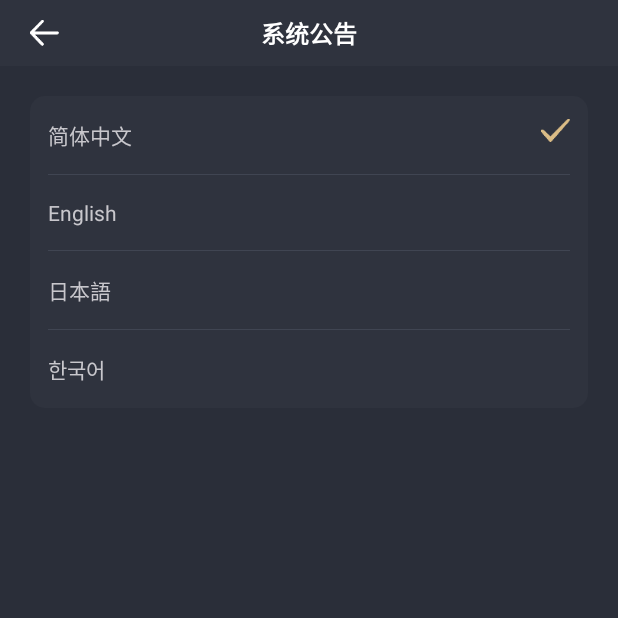
After one commit to zhifenghuang/SDFS, an Android app: the LanguageActivity screen opened directly, with no data from a screen before it, on a phone screen of 412 x 824 dp, the top half of it. The commit adds this screen. Run offline under Robolectric (Android 15) with nearby library versions, the phone set to English and light mode, and no system bars.

Commit message:
2020-01-02

```diff
--- a/user/src/main/AndroidManifest.xml
+++ b/user/src/main/AndroidManifest.xml
@@ -5,6 +5,7 @@
         >
         <activity android:name=".activity.RegisterActivity"/>
         <activity android:name=".activity.SelectCountryActivity"/>
+        <activity android:name=".activity.LanguageActivity"/>
     </application>
 
 </manifest>
--- /dev/null
+++ b/user/src/main/java/com/testkotlin/sdfs/user/activity/LanguageActivity.kt
@@ -0,0 +1,40 @@
+package com.testkotlin.sdfs.user.activity
+
+import android.os.Bundle
+import android.view.View
+import com.testkotlin.sdfs.common.activity.BaseActivity
+import com.testkotlin.sdfs.user.R
+import kotlinx.android.synthetic.main.activity_set_language.*
+
+class LanguageActivity : BaseActivity() {
+
+    var mLanguage: Int = 0
+
+    override fun getLayoutId(): Int {
+        return R.layout.activity_set_language
+    }
+
+    override fun onCreated(savedInstanceState: Bundle?) {
+        setViewsOnClickListener(
+            llSimpleChinese,
+            llEnglish,
+            llJapanese,
+            llKorean
+        )
+    }
+
+    override fun onClick(v: View?) {
+        when (v) {
+            llSimpleChinese,
+            llEnglish,
+            llJapanese,
+            llKorean -> {
+                mLanguage = Integer.parseInt(v?.tag as String)
+                for (i in 0..3) {
+                    (findViewById(resources.getIdentifier("ivCheck_$i", "id", packageName)) as View)
+                        .setVisibility(if (mLanguage == i) View.VISIBLE else View.GONE)
+                }
+            }
+        }
+    }
+}
--- a/user/src/main/java/com/testkotlin/sdfs/user/activity/LoginActivity.kt
+++ b/user/src/main/java/com/testkotlin/sdfs/user/activity/LoginActivity.kt
@@ -31,8 +31,11 @@ class LoginActivity : BaseActivity() {
 
     override fun onClick(v: View?) {
         when (v) {
-            inputViewCountry->{
+            inputViewCountry -> {
                 goPager(SelectCountryActivity::class.java)
+            }
+            tvLanguage -> {
+                goPager(LanguageActivity::class.java)
             }
             tvRegister -> {
                 goPager(RegisterActivity::class.java)
--- a/user/src/main/java/com/testkotlin/sdfs/user/activity/SelectCountryActivity.kt
+++ b/user/src/main/java/com/testkotlin/sdfs/user/activity/SelectCountryActivity.kt
@@ -28,7 +28,6 @@ class SelectCountryActivity : BaseActivity() {
     }
 
     private fun initCountrues() {
-        val recyclerView = findViewById(R.id.recyclerView) as RecyclerView
         val linearLayoutManager = LinearLayoutManager(this)
         linearLayoutManager.orientation = LinearLayoutManager.VERTICAL
         recyclerView.setLayoutManager(linearLayoutManager)
@@ -42,9 +41,11 @@ class SelectCountryActivity : BaseActivity() {
         for (i in 0..count) {
             bean = (startLetter + i).toChar().toString()
             letters.add(bean)
-            list.add(bean + "_Test_1")
-            list.add(bean + "_Test_2")
-            list.add(bean + "_Test_3")
+            list.run {
+                add(bean + "_Test_1")
+                add(bean + "_Test_2")
+                add(bean + "_Test_3")
+            }
         }
         mAdapter.setNewData(list)
 
@@ -57,7 +58,6 @@ class SelectCountryActivity : BaseActivity() {
                 super.onScrolled(recyclerView, dx, dy)
                 val firstVisiblePosition = linearLayoutManager.findFirstVisibleItemPosition()
                 if (firstVisiblePosition >= 0 && mAdapter.itemCount - 1 > firstVisiblePosition) {
-                    val tvCurrentLetter = findViewById(R.id.tvCurrentLetter) as TextView
                     val bean: String = mAdapter.getItem(firstVisiblePosition) as String
                     tvCurrentLetter.run {
                         setSelectLetter(bean)
@@ -112,22 +112,23 @@ class SelectCountryActivity : BaseActivity() {
         )
         for (i in 0 until count) {
             tvLetter = TextView(this)
-            tvLetter.tag = letters[i]
-            tvLetter.text = letters[i]
-            tvLetter.setPadding(0, 0, 30, 0)
-            tvLetter.setTextColor(
+            tvLetter.run {
+                tag = letters[i]
+                text = letters[i]
+                setPadding(0, 0, 30, 0)
+                setTextColor(
                     ContextCompat.getColor(
-                    this,
+                        this@SelectCountryActivity,
                         if (i == 0) R.color.color_dabc86 else R.color.color_979797
                     )
                 )
                 llLetters.addView(tvLetter, lp)
-            tvLetter.setOnClickListener { v ->
+                setOnClickListener { v ->
                     val letter = v.tag as String
-                val recyclerView = findViewById(R.id.recyclerView) as RecyclerView
                     val pos = mAdapter.getIndexByLetter(letter)
                     val linearLayoutManager = recyclerView.getLayoutManager() as LinearLayoutManager
                     linearLayoutManager.scrollToPositionWithOffset(pos, 0)
+                }
             }
         }
     }
--- /dev/null
+++ b/user/src/main/res/layout/activity_set_language.xml
@@ -0,0 +1,110 @@
+<?xml version="1.0" encoding="utf-8"?>
+<LinearLayout xmlns:android="http://schemas.android.com/apk/res/android"
+    android:layout_width="match_parent"
+    android:layout_height="match_parent"
+    android:background="@color/color_2a2e39"
+    android:orientation="vertical">
+
+    <include layout="@layout/layout_top_bar" />
+
+    <LinearLayout
+        android:layout_width="match_parent"
+        android:layout_height="wrap_content"
+        android:layout_margin="20dp"
+        android:background="@drawable/user_center_item_bg_2"
+        android:orientation="vertical"
+        android:paddingLeft="12dp"
+        android:paddingRight="12dp">
+
+        <LinearLayout
+            android:id="@+id/llSimpleChinese"
+            android:layout_width="match_parent"
+            android:layout_height="wrap_content"
+            android:orientation="horizontal"
+            android:paddingTop="15dp"
+            android:paddingBottom="15dp"
+            android:tag="0">
+
+            <TextView
+                style="@style/Left_TextView_1"
+                android:text="@string/user_simple_chinese" />
+
+            <ImageView
+                android:id="@+id/ivCheck_0"
+                android:layout_width="wrap_content"
+                android:layout_height="wrap_content"
+                android:src="@drawable/user_ic_checklist" />
+        </LinearLayout>
+
+        <View style="@style/line" />
+
+        <LinearLayout
+            android:id="@+id/llEnglish"
+            android:layout_width="match_parent"
+            android:layout_height="wrap_content"
+            android:orientation="horizontal"
+            android:paddingTop="15dp"
+            android:paddingBottom="15dp"
+            android:tag="1">
+
+            <TextView
+                style="@style/Left_TextView_1"
+                android:text="@string/user_english" />
+
+            <ImageView
+                android:id="@+id/ivCheck_1"
+                android:layout_width="wrap_content"
+                android:layout_height="wrap_content"
+                android:src="@drawable/user_ic_checklist"
+                android:visibility="gone" />
+        </LinearLayout>
+
+        <View style="@style/line" />
+
+        <LinearLayout
+            android:id="@+id/llJapanese"
+            android:layout_width="match_parent"
+            android:layout_height="wrap_content"
+            android:orientation="horizontal"
+            android:paddingTop="15dp"
+            android:paddingBottom="15dp"
+            android:tag="2">
+
+            <TextView
+                style="@style/Left_TextView_1"
+                android:text="@string/user_japanese" />
+
+            <ImageView
+                android:id="@+id/ivCheck_2"
+                android:layout_width="wrap_content"
+                android:layout_height="wrap_content"
+                android:src="@drawable/user_ic_checklist"
+                android:visibility="gone" />
+        </LinearLayout>
+
+        <View style="@style/line" />
+
+        <LinearLayout
+            android:id="@+id/llKorean"
+            android:layout_width="match_parent"
+            android:layout_height="wrap_content"
+            android:orientation="horizontal"
+            android:paddingTop="15dp"
+            android:paddingBottom="15dp"
+            android:tag="3">
+
+            <TextView
+                style="@style/Left_TextView_1"
+                android:text="@string/user_korean" />
+
+            <ImageView
+                android:id="@+id/ivCheck_3"
+                android:layout_width="wrap_content"
+                android:layout_height="wrap_content"
+                android:src="@drawable/user_ic_checklist"
+                android:visibility="gone" />
+        </LinearLayout>
+    </LinearLayout>
+
+
+</LinearLayout>
--- /dev/null
+++ b/user/src/main/res/layout/layout_top_bar.xml
@@ -0,0 +1,43 @@
+<?xml version="1.0" encoding="utf-8"?>
+<androidx.constraintlayout.widget.ConstraintLayout xmlns:android="http://schemas.android.com/apk/res/android"
+    xmlns:app="http://schemas.android.com/apk/res-auto"
+    android:id="@+id/topView"
+    android:layout_width="match_parent"
+    android:layout_height="wrap_content"
+    android:background="@color/color_2f333e">
+
+    <ImageView
+        android:layout_width="wrap_content"
+        android:layout_height="44dp"
+        android:onClick="onBackClick"
+        android:paddingLeft="20dp"
+        android:src="@drawable/user_ic_return"
+        app:layout_constraintStart_toStartOf="parent"
+        app:layout_constraintTop_toTopOf="parent" />
+
+
+    <TextView
+        android:id="@+id/tvTitle"
+        android:layout_width="wrap_content"
+        android:layout_height="44dp"
+        android:gravity="center_vertical"
+        android:text="@string/user_system_message"
+        android:textColor="@color/color_ffffff"
+        android:textSize="16sp"
+        android:textStyle="bold"
+        app:layout_constraintEnd_toEndOf="parent"
+        app:layout_constraintStart_toStartOf="parent"
+        app:layout_constraintTop_toTopOf="parent" />
+
+    <ImageView
+        android:id="@+id/ivRight"
+        android:layout_width="wrap_content"
+        android:layout_height="44dp"
+        android:paddingRight="20dp"
+        android:src="@drawable/user_ic_leixin"
+        android:visibility="gone"
+        app:layout_constraintEnd_toEndOf="parent"
+        app:layout_constraintTop_toTopOf="parent" />
+
+
+</androidx.constraintlayout.widget.ConstraintLayout>
```
Lines whose indentation alone changed are shown as unchanged.
